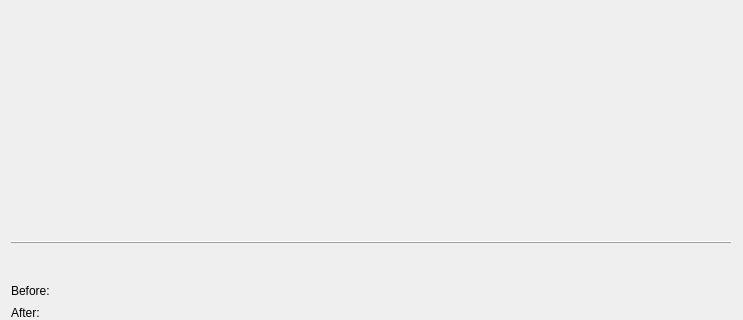
Qt form src/modules/partition/gui/ChoicePage.ui (tanglu-org/calamares) before a commit; both pictures show x 0 to 743 and y 192 to 512 of the 743 by 512 pixel window.
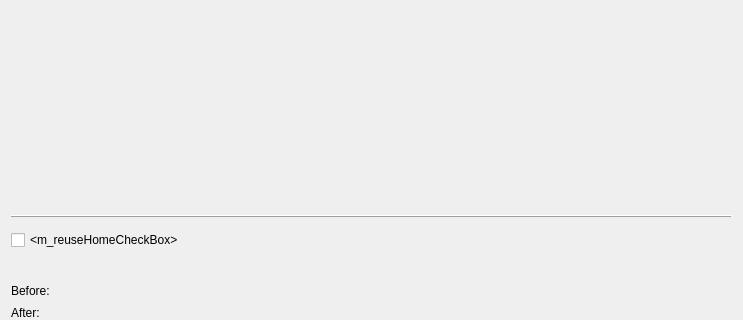
The same form after that commit. Custom widgets are drawn as their Qt base class.

Patch:
```diff
--- a/src/modules/partition/gui/ChoicePage.ui
+++ b/src/modules/partition/gui/ChoicePage.ui
@@ -32,7 +32,7 @@
     </layout>
    </item>
    <item>
-    <layout class="QVBoxLayout" name="m_rightLayout" stretch="0,1,0,0,0,0">
+    <layout class="QVBoxLayout" name="m_rightLayout" stretch="0,1,0,0,0,0,0">
      <item>
       <widget class="QLabel" name="m_messageLabel">
        <property name="toolTip">
@@ -63,7 +63,7 @@
           <x>0</x>
           <y>0</y>
           <width>729</width>
-          <height>276</height>
+          <height>233</height>
          </rect>
         </property>
         <layout class="QVBoxLayout" name="m_itemsLayout">
@@ -96,6 +96,13 @@
      <item>
       <widget class="EncryptWidget" name="m_encryptWidget" native="true"/>
      </item>
+     <item>
+      <widget class="QCheckBox" name="m_reuseHomeCheckBox">
+       <property name="text">
+        <string notr="true">&lt;m_reuseHomeCheckBox&gt;</string>
+       </property>
+      </widget>
+     </item>
      <item>
       <widget class="QLabel" name="m_selectLabel">
        <property name="text">
```
